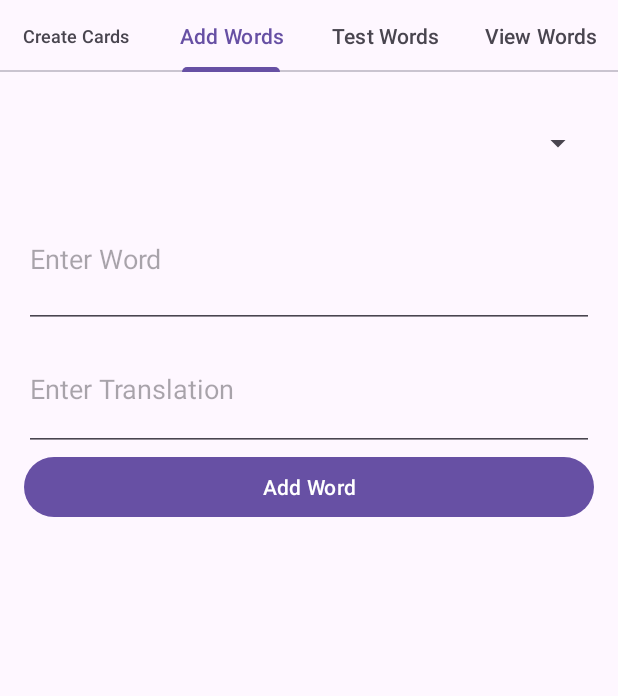
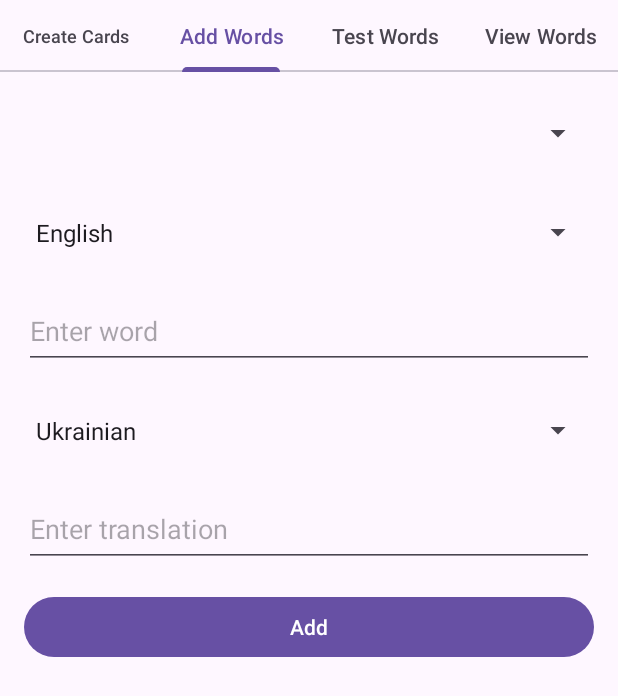
Before and after one commit to Novdmyt/LearnAppAndroid, an Android app: the screen it shows after launch (MainActivity), tab 2 chosen, on a phone screen of 412 x 824 dp. Shown: the top 696 px of the screen. Run offline under Robolectric (Android 15) with nearby library versions, the phone set to English and light mode, and no system bars.

Commit message:
додана автоматична перкключення раскладки клавіатури

```diff
--- a/app/src/main/java/com/example/learnwordapp/SecondFragment.java
+++ b/app/src/main/java/com/example/learnwordapp/SecondFragment.java
@@ -1,10 +1,14 @@
 package com.example.learnwordapp;
 
+import android.content.Context;
 import android.database.sqlite.SQLiteDatabase;
 import android.os.Bundle;
+import android.os.LocaleList;
 import android.view.LayoutInflater;
 import android.view.View;
 import android.view.ViewGroup;
+import android.view.inputmethod.InputMethodManager;
+import android.widget.AdapterView;
 import android.widget.ArrayAdapter;
 import android.widget.Button;
 import android.widget.EditText;
@@ -22,6 +26,8 @@ import java.util.List;
 public class SecondFragment extends Fragment {
 
     private Spinner tableSpinner;
+    private Spinner wordLanguageSpinner;
+    private Spinner translateLanguageSpinner;
     private EditText wordEditText;
     private EditText translateEditText;
     private Button addButton;
@@ -35,6 +41,8 @@ public class SecondFragment extends Fragment {
         View view = inflater.inflate(R.layout.fragment_second, container, false);
 
         tableSpinner = view.findViewById(R.id.tableSpinner);
+        wordLanguageSpinner = view.findViewById(R.id.wordLanguageSpinner);
+        translateLanguageSpinner = view.findViewById(R.id.translateLanguageSpinner);
         wordEditText = view.findViewById(R.id.wordEditText);
         translateEditText = view.findViewById(R.id.translateEditText);
         addButton = view.findViewById(R.id.addButton);
@@ -43,19 +51,67 @@ public class SecondFragment extends Fragment {
         db = dbHelper.getWritableDatabase();
 
         loadTableNames();
+        loadLanguageOptions();
+
+        wordLanguageSpinner.setOnItemSelectedListener(new AdapterView.OnItemSelectedListener() {
+            @Override
+            public void onItemSelected(AdapterView<?> parent, View view, int position, long id) {
+                setLanguageInputType(wordEditText, (String) wordLanguageSpinner.getSelectedItem());
+            }
+
+            @Override
+            public void onNothingSelected(AdapterView<?> parent) {
+            }
+        });
+
+        translateLanguageSpinner.setOnItemSelectedListener(new AdapterView.OnItemSelectedListener() {
+            @Override
+            public void onItemSelected(AdapterView<?> parent, View view, int position, long id) {
+                setLanguageInputType(translateEditText, (String) translateLanguageSpinner.getSelectedItem());
+            }
+
+            @Override
+            public void onNothingSelected(AdapterView<?> parent) {
+            }
+        });
 
         addButton.setOnClickListener(v -> {
             String tableName = (String) tableSpinner.getSelectedItem();
             String word = wordEditText.getText().toString().trim();
             String translate = translateEditText.getText().toString().trim();
+            String wordLanguage = (String) wordLanguageSpinner.getSelectedItem();
+            String translateLanguage = (String) translateLanguageSpinner.getSelectedItem();
+
             if (!word.isEmpty() && !translate.isEmpty() && tableName != null) {
-                addWordToTable(tableName, word, translate);
+                addWordToTable(tableName, word, translate, wordLanguage, translateLanguage);
             } else {
-                Toast.makeText(getActivity(), "Please enter word and translation", Toast.LENGTH_SHORT).show();
+                Toast.makeText(getActivity(), "Please enter word, translation, and select languages", Toast.LENGTH_SHORT).show();
             }
         });
 
         return view;
+    }
+
+    private void setLanguageInputType(EditText editText, String language) {
+        InputMethodManager imm = (InputMethodManager) getActivity().getSystemService(Context.INPUT_METHOD_SERVICE);
+        if (imm != null) {
+            imm.restartInput(editText);
+        }
+
+        switch (language) {
+            case "English":
+                editText.setImeHintLocales(LocaleList.forLanguageTags("en"));
+                break;
+            case "German":
+                editText.setImeHintLocales(LocaleList.forLanguageTags("de"));
+                break;
+            case "Ukrainian":
+                editText.setImeHintLocales(LocaleList.forLanguageTags("uk"));
+                break;
+            case "Russian":
+                editText.setImeHintLocales(LocaleList.forLanguageTags("ru"));
+                break;
+        }
     }
     public void refreshTableNames() {
         if (dbHelper != null && db != null) {
@@ -70,9 +126,22 @@ public class SecondFragment extends Fragment {
         tableSpinner.setAdapter(adapter);
     }
 
-    private void addWordToTable(String tableName, String word, String translate) {
+    private void loadLanguageOptions() {
+        String[] wordLanguages = {"English", "German"};
+        String[] translateLanguages = {"Ukrainian", "Russian"};
+
+        ArrayAdapter<String> wordAdapter = new ArrayAdapter<>(getActivity(), android.R.layout.simple_spinner_item, wordLanguages);
+        wordAdapter.setDropDownViewResource(android.R.layout.simple_spinner_dropdown_item);
+        wordLanguageSpinner.setAdapter(wordAdapter);
+
+        ArrayAdapter<String> translateAdapter = new ArrayAdapter<>(getActivity(), android.R.layout.simple_spinner_item, translateLanguages);
+        translateAdapter.setDropDownViewResource(android.R.layout.simple_spinner_dropdown_item);
+        translateLanguageSpinner.setAdapter(translateAdapter);
+    }
+
+    private void addWordToTable(String tableName, String word, String translate, String wordLanguage, String translateLanguage) {
         dbHelper.insertWord(db, tableName, word, translate);
-        Toast.makeText(getActivity(), "Word added to table '" + tableName + "'", Toast.LENGTH_SHORT).show();
+        Toast.makeText(getActivity(), "Word added to table '" + tableName + "' with languages " + wordLanguage + " and " + translateLanguage, Toast.LENGTH_SHORT).show();
         wordEditText.setText("");
         translateEditText.setText("");
     }
--- a/app/src/main/res/layout/fragment_second.xml
+++ b/app/src/main/res/layout/fragment_second.xml
@@ -1,4 +1,4 @@
-<?xml version="1.0" encoding="utf-8"?>
+<!-- res/layout/fragment_second.xml -->
 <LinearLayout xmlns:android="http://schemas.android.com/apk/res/android"
     android:layout_width="match_parent"
     android:layout_height="match_parent"
@@ -8,23 +8,38 @@
     <Spinner
         android:id="@+id/tableSpinner"
         android:layout_width="match_parent"
-        android:layout_height="63dp" />
+        android:layout_height="50dp"
+        android:layout_marginBottom="16dp" />
+
+    <Spinner
+        android:id="@+id/wordLanguageSpinner"
+        android:layout_width="match_parent"
+        android:layout_height="50dp"
+        android:layout_marginBottom="16dp" />
 
     <EditText
         android:id="@+id/wordEditText"
         android:layout_width="match_parent"
-        android:layout_height="91dp"
-        android:hint="Enter Word" />
+        android:layout_height="50dp"
+        android:layout_marginBottom="16dp"
+        android:hint="Enter word" />
+
+    <Spinner
+        android:id="@+id/translateLanguageSpinner"
+        android:layout_width="match_parent"
+        android:layout_height="50dp"
+        android:layout_marginBottom="16dp" />
 
     <EditText
         android:id="@+id/translateEditText"
         android:layout_width="match_parent"
-        android:layout_height="82dp"
-        android:hint="Enter Translation" />
+        android:layout_height="50dp"
+        android:layout_marginBottom="16dp"
+        android:hint="Enter translation" />
 
     <Button
         android:id="@+id/addButton"
         android:layout_width="match_parent"
         android:layout_height="wrap_content"
-        android:text="Add Word" />
+        android:text="Add" />
 </LinearLayout>
```
